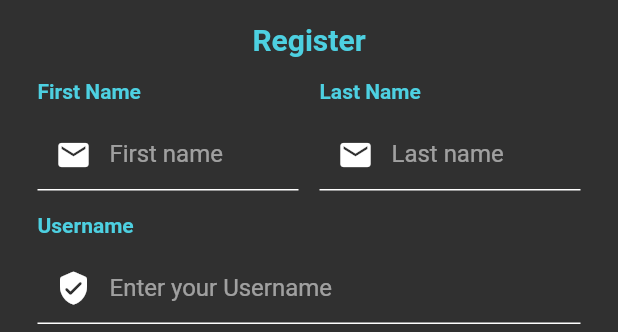
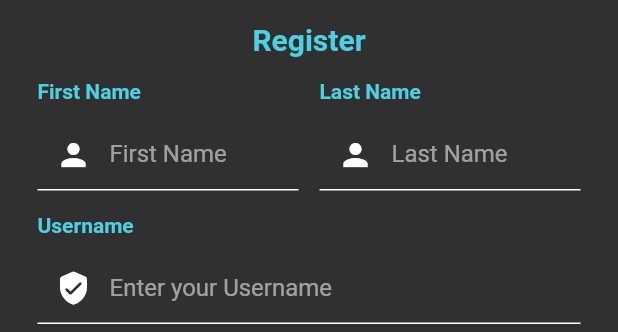
Before and after one commit to jsteinberg7/Soshi, a Flutter app: the RegisterScreen widget shown alone on an empty page, opened directly, on a phone screen of 412 x 824 dp. Shown: the top 332 px of the screen. Run offline on Flutter 3.47's test engine with Material 2 defaults, Android fonts, the phone set to English and light mode, and no system bars; our stand-ins replace cached_network_image, cloud_firestore, contacts_service, custom_navigation_bar, firebase_analytics, firebase_auth and 14 more; missing offline and left inert: flutter_barcode_scanner, the_validator; accounts and stored records are empty; Roboto replaces fonts that are missing (OpenSans); statements that could not run were skipped.

Commit message:
changed icons on register

```diff
--- a/lib/screens/login/register.dart
+++ b/lib/screens/login/register.dart
@@ -183,10 +183,10 @@ class _RegisterScreenState extends State<RegisterScreen> {
                 ), //border: InputBorder.,
                 contentPadding: EdgeInsets.only(top: 14.0),
                 prefixIcon: Icon(
-                  Icons.email,
+                  Icons.person,
                   color: Colors.white,
                 ),
-                hintText: 'First name',
+                hintText: 'First Name',
                 hintStyle: kHintTextStyle,
               ),
             ),
@@ -237,10 +237,10 @@ class _RegisterScreenState extends State<RegisterScreen> {
                 ), //border: InputBorder.,
                 contentPadding: EdgeInsets.only(top: 14.0),
                 prefixIcon: Icon(
-                  Icons.email,
+                  Icons.person,
                   color: Colors.white,
                 ),
-                hintText: 'Last name',
+                hintText: 'Last Name',
                 hintStyle: kHintTextStyle,
               ),
             ),
```
Also changed, not shown: 1 other file.
